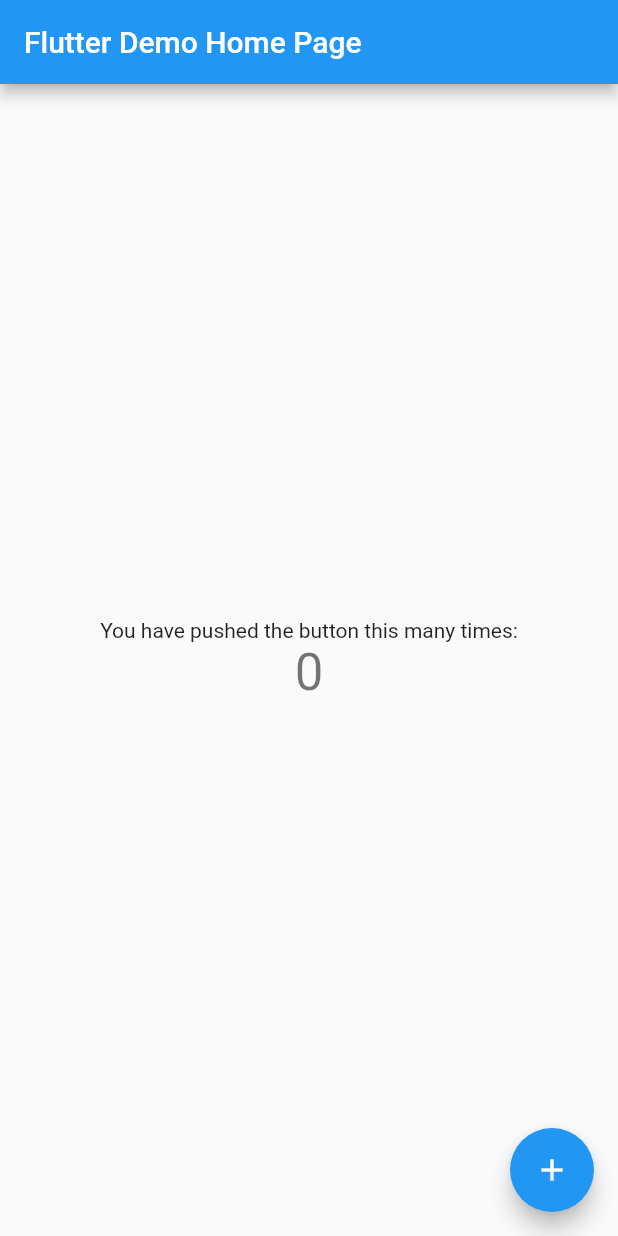
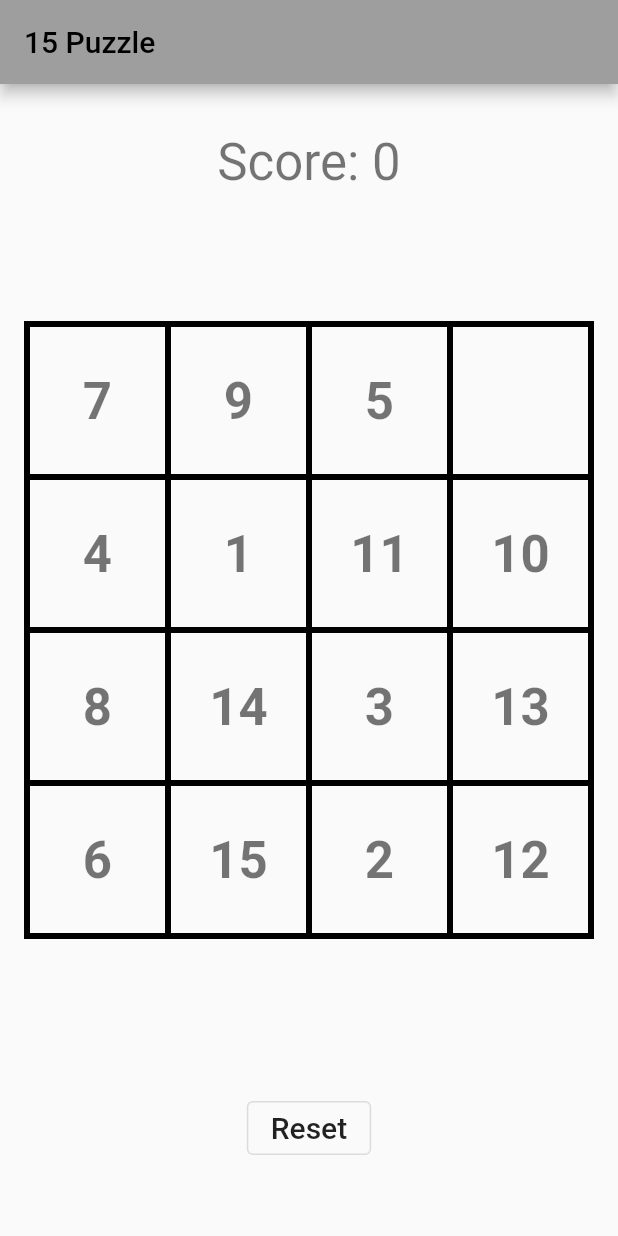
Before and after one commit to RyochanUedasan/fifteen_puzzle, a Flutter app: the screen it shows after launch, on a phone screen of 412 x 824 dp. Run offline on Flutter 3.47's test engine with Material 2 defaults, Android fonts, the phone set to English and light mode, and no system bars.

Commit message:
Add outline of the game (#3)

```diff
--- /dev/null
+++ b/lib/cell.dart
@@ -0,0 +1,25 @@
+import 'package:flutter/material.dart';
+
+import 'tile.dart';
+
+class Cell extends StatelessWidget {
+  const Cell({Key? key, required this.tile, required this.onTap})
+      : super(key: key);
+
+  final Tile tile;
+  final VoidCallback onTap;
+
+  @override
+  Widget build(BuildContext context) {
+    return GestureDetector(
+      onTap: onTap,
+      child: Container(
+        decoration: BoxDecoration(
+          border: Border.all(color: Colors.black, width: 2.0),
+        ),
+        alignment: Alignment.center,
+        child: tile,
+      ),
+    );
+  }
+}
--- /dev/null
+++ b/lib/fifteen_puzzle.dart
@@ -0,0 +1,16 @@
+import 'package:flutter/material.dart';
+
+import 'game.dart';
+
+class FifteenPuzzle extends StatelessWidget {
+  const FifteenPuzzle({Key? key}) : super(key: key);
+
+  @override
+  Widget build(BuildContext context) {
+    return MaterialApp(
+      title: '15 Puzzle',
+      theme: ThemeData(primarySwatch: Colors.grey),
+      home: const Game(),
+    );
+  }
+}
--- /dev/null
+++ b/lib/game.dart
@@ -0,0 +1,136 @@
+import 'dart:math' as math;
+
+import 'package:flutter/material.dart';
+import 'package:quiver/iterables.dart';
+
+import 'grid.dart';
+import 'tile.dart';
+
+class Game extends StatefulWidget {
+  const Game({Key? key}) : super(key: key);
+
+  @override
+  State<Game> createState() => _GameState();
+}
+
+class _GameState extends State<Game> {
+  final gridSize = 4;
+  late int moveCount;
+  late List<Tile> tiles;
+  late List<int> answer;
+  late List<int> answer2;
+
+  void initialize() {
+    moveCount = 0;
+    tiles = generateShuffledTiles();
+    answer = List.generate(gridSize * gridSize, (i) => i);
+    answer2 = answer.sublist(1);
+    answer2.add(0);
+  }
+
+  @override
+  void initState() {
+    super.initState();
+    initialize();
+  }
+
+  List<Tile> generateShuffledTiles() {
+    final tiles = List.generate(gridSize * gridSize, (i) => Tile(number: i));
+    tiles.shuffle();
+    return tiles;
+  }
+
+  bool completed() {
+    if (tiles.first.whitespace) {
+      return zip([tiles.map((t) => t.number), answer])
+          .every((l) => l[0] == l[1]);
+    }
+    if (tiles.last.whitespace) {
+      return zip([tiles.map((t) => t.number), answer2])
+          .every((l) => l[0] == l[1]);
+    }
+    return false;
+  }
+
+  void onTileMoved(int from, int to) {
+    final tmp = tiles[from];
+    tiles[from] = tiles[to];
+    tiles[to] = tmp;
+    setState(() {
+      moveCount++;
+    });
+    if (completed()) {
+      showDialog(
+        context: context,
+        builder: (context) => AlertDialog(
+          title: const Text("Completed!"),
+          content: Text("Your score is: $moveCount"),
+          actions: [
+            TextButton(
+              onPressed: () {
+                Navigator.of(context).pop();
+              },
+              child: const Text('Back'),
+            ),
+          ],
+        ),
+      );
+    }
+  }
+
+  Widget scoreBoard() {
+    return Center(
+      child: Text(
+        "Score: $moveCount",
+        style: Theme.of(context).textTheme.headlineMedium,
+      ),
+    );
+  }
+
+  @override
+  Widget build(BuildContext context) {
+    return Scaffold(
+      appBar: AppBar(title: const Text('15 Puzzle')),
+      body: Column(
+        children: [
+          const SizedBox(height: 32),
+          scoreBoard(),
+          Expanded(
+            child: Center(
+              child: Padding(
+                padding: const EdgeInsets.all(16),
+                child: Builder(builder: (context) {
+                  final mediaQuerySize = MediaQuery.of(context).size;
+                  return Grid(
+                    width: math.min(
+                      mediaQuerySize.height,
+                      mediaQuerySize.width,
+                    ),
+                    gridSize: gridSize,
+                    tiles: tiles,
+                    onTileMoved: onTileMoved,
+                  );
+                }),
+              ),
+            ),
+          ),
+          Padding(
+            padding: const EdgeInsets.all(16),
+            child: OutlinedButton(
+              onPressed: () {
+                setState(() {
+                  initialize();
+                });
+              },
+              child: Text(
+                "Reset",
+                style: Theme.of(context).textTheme.titleLarge,
+              ),
+            ),
+          ),
+          const SizedBox(height: 32),
+        ],
+      ),
+    );
+  }
+}
--- /dev/null
+++ b/lib/grid.dart
@@ -0,0 +1,64 @@
+import 'package:collection/collection.dart';
+import 'package:fifteen_puzzle/position.dart';
+import 'package:flutter/material.dart';
+
+import 'cell.dart';
+import 'tile.dart';
+
+class Grid extends StatelessWidget {
+  const Grid({
+    Key? key,
+    required this.width,
+    required this.gridSize,
+    required this.tiles,
+    required this.onTileMoved,
+  }) : super(key: key);
+
+  final double width;
+  final int gridSize;
+  final List<Tile> tiles;
+  final void Function(int, int) onTileMoved;
+
+  Tile getTile(Position p) {
+    return tiles[p.index];
+  }
+
+  void onTap(Position p) {
+    final swappablePosition = p.neighbours
+        .firstWhereOrNull((p) => p.withinFrame && getTile(p).whitespace);
+    if (swappablePosition == null) {
+      return;
+    }
+    onTileMoved(p.index, swappablePosition.index);
+  }
+
+  @override
+  Widget build(BuildContext context) {
+    return Container(
+      decoration: BoxDecoration(
+        border: Border.all(color: Colors.black, width: 2.0),
+      ),
+      height: width,
+      width: width,
+      child: Column(
+        children: List.generate(gridSize, (i) => i)
+            .map(
+              (y) => Expanded(
+                child: Row(
+                  children: List.generate(gridSize, (i) => i).map((x) {
+                    final position = Position(x, y, gridSize);
+                    return Expanded(
+                      child: Cell(
+                        tile: getTile(position),
+                        onTap: () => onTap(position),
+                      ),
+                    );
+                  }).toList(),
+                ),
+              ),
+            )
+            .toList(),
+      ),
+    );
+  }
+}
--- a/lib/main.dart
+++ b/lib/main.dart
@@ -1,115 +1,7 @@
 import 'package:flutter/material.dart';
 
+import 'fifteen_puzzle.dart';
+
 void main() {
-  runApp(const MyApp());
+  runApp(const FifteenPuzzle());
 }
-
-class MyApp extends StatelessWidget {
-  const MyApp({Key? key}) : super(key: key);
-
-  // This widget is the root of your application.
-  @override
-  Widget build(BuildContext context) {
-    return MaterialApp(
-      title: 'Flutter Demo',
-      theme: ThemeData(
-        // This is the theme of your application.
-        //
-        // Try running your application with "flutter run". You'll see the
-        // application has a blue toolbar. Then, without quitting the app, try
-        // changing the primarySwatch below to Colors.green and then invoke
-        // "hot reload" (press "r" in the console where you ran "flutter run",
-        // or simply save your changes to "hot reload" in a Flutter IDE).
-        // Notice that the counter didn't reset back to zero; the application
-        // is not restarted.
-        primarySwatch: Colors.blue,
-      ),
-      home: const MyHomePage(title: 'Flutter Demo Home Page'),
-    );
-  }
-}
-
-class MyHomePage extends StatefulWidget {
-  const MyHomePage({Key? key, required this.title}) : super(key: key);
-
-  // This widget is the home page of your application. It is stateful, meaning
-  // that it has a State object (defined below) that contains fields that affect
-  // how it looks.
-
-  // This class is the configuration for the state. It holds the values (in this
-  // case the title) provided by the parent (in this case the App widget) and
-  // used by the build method of the State. Fields in a Widget subclass are
-  // always marked "final".
-
-  final String title;
-
-  @override
-  State<MyHomePage> createState() => _MyHomePageState();
-}
-
-class _MyHomePageState extends State<MyHomePage> {
-  int _counter = 0;
-
-  void _incrementCounter() {
-    setState(() {
-      // This call to setState tells the Flutter framework that something has
-      // changed in this State, which causes it to rerun the build method below
-      // so that the display can reflect the updated values. If we changed
-      // _counter without calling setState(), then the build method would not be
-      // called again, and so nothing would appear to happen.
-      _counter++;
-    });
-  }
-
-  @override
-  Widget build(BuildContext context) {
-    // This method is rerun every time setState is called, for instance as done
-    // by the _incrementCounter method above.
-    //
-    // The Flutter framework has been optimized to make rerunning build methods
-    // fast, so that you can just rebuild anything that needs updating rather
-    // than having to individually change instances of widgets.
-    return Scaffold(
-      appBar: AppBar(
-        // Here we take the value from the MyHomePage object that was created by
-        // the App.build method, and use it to set our appbar title.
-        title: Text(widget.title),
-      ),
-      body: Center(
-        // Center is a layout widget. It takes a single child and positions it
-        // in the middle of the parent.
-        child: Column(
-          // Column is also a layout widget. It takes a list of children and
-          // arranges them vertically. By default, it sizes itself to fit its
-          // children horizontally, and tries to be as tall as its parent.
-          //
-          // Invoke "debug painting" (press "p" in the console, choose the
-          // "Toggle Debug Paint" action from the Flutter Inspector in Android
-          // Studio, or the "Toggle Debug Paint" command in Visual Studio Code)
-          // to see the wireframe for each widget.
-          //
-          // Column has various properties to control how it sizes itself and
-          // how it positions its children. Here we use mainAxisAlignment to
-          // center the children vertically; the main axis here is the vertical
-          // axis because Columns are vertical (the cross axis would be
-          // horizontal).
-          mainAxisAlignment: MainAxisAlignment.center,
-          children: <Widget>[
-            const Text(
-              'You have pushed the button this many times:',
-            ),
-            Text(
-              '$_counter',
-              style: Theme.of(context).textTheme.headline4,
-            ),
-          ],
-        ),
-      ),
-      floatingActionButton: FloatingActionButton(
-        onPressed: _incrementCounter,
-        tooltip: 'Increment',
-        child: const Icon(Icons.add),
-      ), // This trailing comma makes auto-formatting nicer for build methods.
-    );
-  }
-}
--- /dev/null
+++ b/lib/position.dart
@@ -0,0 +1,14 @@
+class Position {
+  int x, y, gridSize;
+
+  Position(this.x, this.y, this.gridSize);
+
+  int get index => x + y * gridSize;
+  bool get withinFrame => 0 <= x && x < gridSize && 0 <= y && y < gridSize;
+  List<Position> get neighbours => [_left, _right, _top, _bottom];
+
+  Position get _left => Position(x - 1, y, gridSize);
+  Position get _right => Position(x + 1, y, gridSize);
+  Position get _top => Position(x, y - 1, gridSize);
+  Position get _bottom => Position(x, y + 1, gridSize);
+}
--- /dev/null
+++ b/lib/tile.dart
@@ -0,0 +1,24 @@
+import 'package:flutter/material.dart';
+
+class Tile extends StatelessWidget {
+  const Tile({Key? key, required this.number}) : super(key: key);
+
+  final int number;
+
+  bool get whitespace => number == 0;
+
+  @override
+  Widget build(BuildContext context) {
+    if (whitespace) {
+      return Container();
+    }
+
+    return Text(
+      "$number",
+      style: Theme.of(context)
+          .textTheme
+          .headlineMedium!
+          .copyWith(fontWeight: FontWeight.bold),
+    );
+  }
+}
--- a/pubspec.yaml
+++ b/pubspec.yaml
@@ -34,6 +34,8 @@
   # The following adds the Cupertino Icons font to your application.
   # Use with the CupertinoIcons class for iOS style icons.
   cupertino_icons: ^1.0.2
+  collection: ^1.16.0
+  quiver: ^3.1.0
 
 dev_dependencies:
   flutter_test:
```
Also changed, not shown: pubspec.lock, 2 other files.
